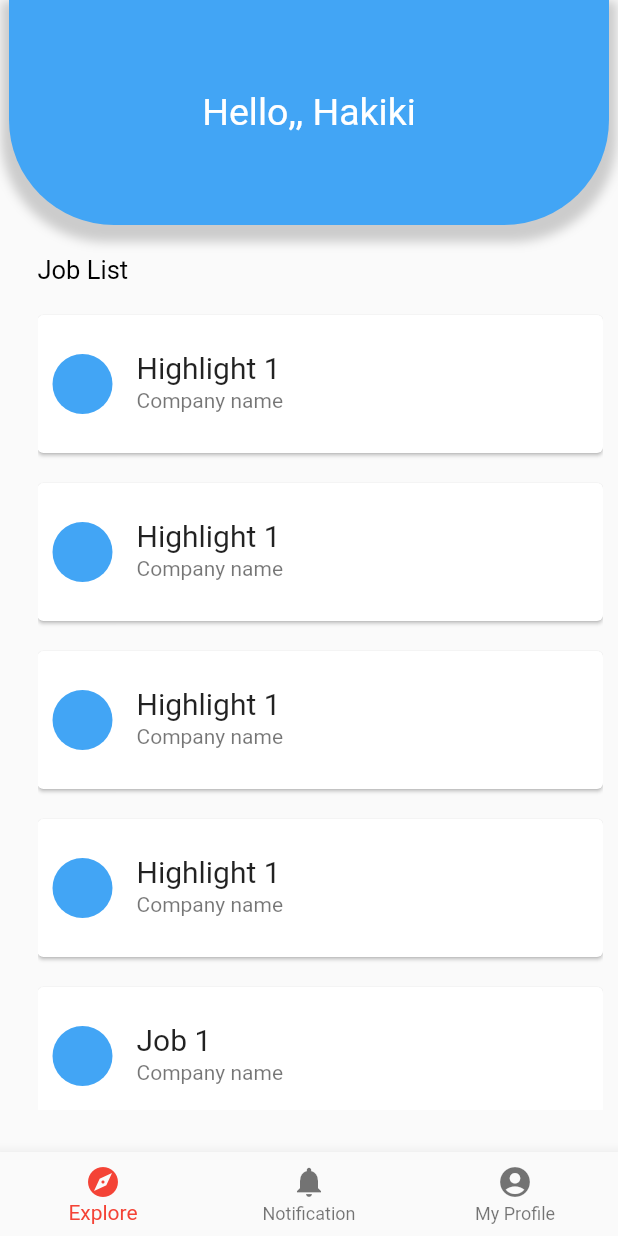
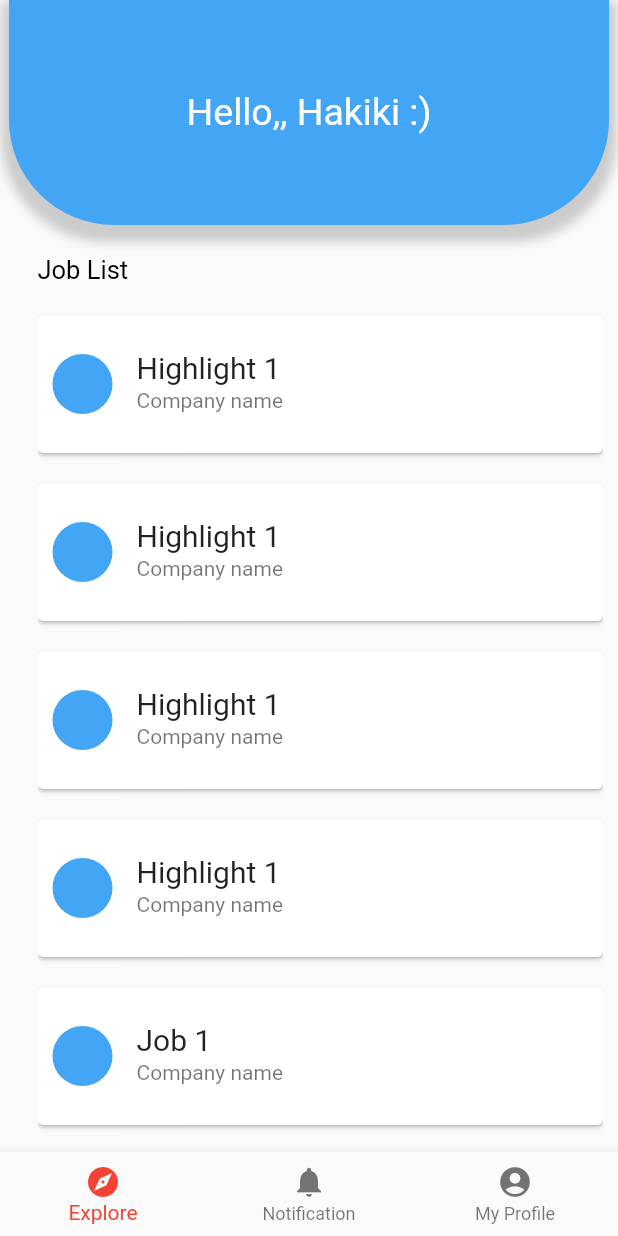
Before and after one commit to Xzellize90/CariKerja, a Flutter app: the screen it shows after launch, on a phone screen of 412 x 824 dp. Run offline on Flutter 3.47's test engine with Material 2 defaults, Android fonts, the phone set to English and light mode, and no system bars; our stand-ins replace splashscreen; Roboto replaces fonts that are missing (Arial).

Commit message:
fixing hqq code

```diff
--- a/lib/ui/pages/Aexplore_page.dart
+++ b/lib/ui/pages/Aexplore_page.dart
@@ -18,7 +18,7 @@ class _ExplorePageState extends State<ExplorePage> {
             height: 150,
             child: Center(
               child: Text(
-                "Hello,, Hakiki",
+                "Hello,, Hakiki :)",
                 style: TextStyle(
                   decoration: TextDecoration.none,
                   color: Colors.white,
@@ -41,9 +41,7 @@ class _ExplorePageState extends State<ExplorePage> {
                     bottomRight: Radius.circular(70)),
                 color: Colors.blue[400]),
           ),
-          Container(
-            width: 700,
-            height: 570,
+          Flexible(flex:1 , child: Container(
             margin: EdgeInsets.only(left: 25, right: 10, top: 20),
             child: ListView(
               children: <Widget>[
@@ -140,7 +138,7 @@ class _ExplorePageState extends State<ExplorePage> {
                     )),
               ],
             ),
-          ),
+          ))
         ],
       ),
     );
```
